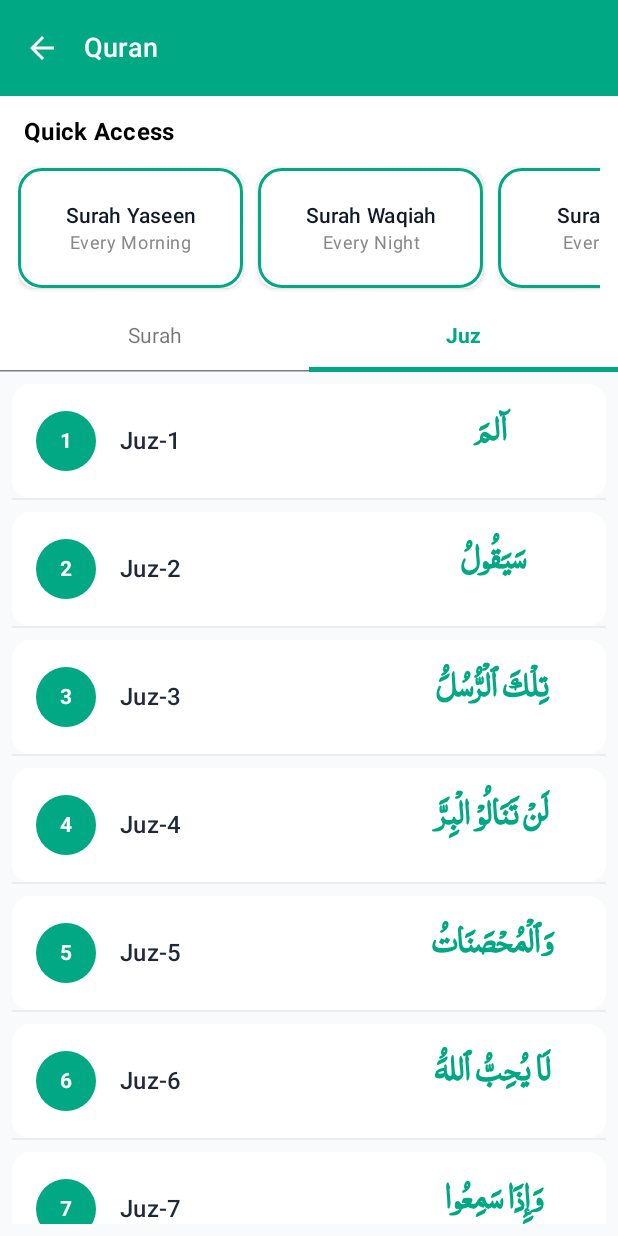
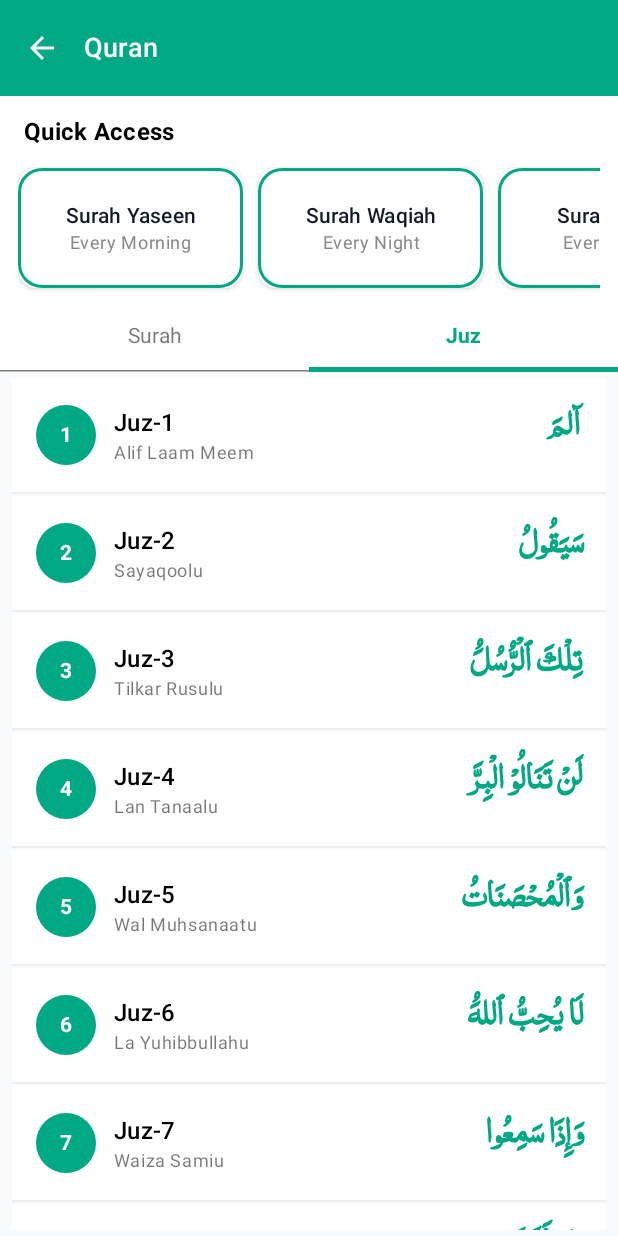
Before and after one commit to coderehan/Siraathal-Musthaqeem, an Android app built with Jetpack Compose: the composable QuranScreen shown on its own in the app's theme, tab 2 chosen, on a phone screen of 412 x 824 dp. Run offline under Robolectric (Android 15) with nearby library versions, the phone set to English and light mode, and no system bars; libraries missing offline, so code that uses them is left out: com.github.ybq.android; 1 statement that could not run was skipped.

Commit message:
Added english transliteration for juz feature in list screen

```diff
--- a/app/src/main/java/com/islamicapp/siraathalmusthaqeem/screen/home/components/DailySlider.kt
+++ b/app/src/main/java/com/islamicapp/siraathalmusthaqeem/screen/home/components/DailySlider.kt
@@ -27,8 +27,10 @@ import androidx.compose.ui.Alignment
 import androidx.compose.ui.Modifier
 import androidx.compose.ui.draw.clip
 import androidx.compose.ui.graphics.Color
+import androidx.compose.ui.res.colorResource
 import androidx.compose.ui.text.font.FontWeight
 import androidx.compose.ui.unit.dp
+import com.islamicapp.siraathalmusthaqeem.R
 
 @Composable
 fun DailySlider() {
@@ -57,7 +59,7 @@ fun DailySlider() {
                 .clip(RoundedCornerShape(16.dp))
                 .border(
                     width = 1.5.dp,
-                    color = MaterialTheme.colorScheme.primary.copy(alpha = 0.3f),
+                    color = colorResource(id = R.color.green),
                     shape = RoundedCornerShape(16.dp)
                 )
                 .background(Color.White)
@@ -117,7 +119,7 @@ fun DailySlider() {
                         .size(if (selected) 12.dp else 8.dp)
                         .background(
                             if (selected)
-                                MaterialTheme.colorScheme.primary
+                                colorResource(id = R.color.green)
                             else
                                 MaterialTheme.colorScheme.onSurface.copy(alpha = 0.3f),
                             shape = CircleShape
--- a/app/src/main/java/com/islamicapp/siraathalmusthaqeem/screen/quran/components/JuzListItem.kt
+++ b/app/src/main/java/com/islamicapp/siraathalmusthaqeem/screen/quran/components/JuzListItem.kt
@@ -3,6 +3,7 @@ package com.islamicapp.siraathalmusthaqeem.screen.quran.components
 import androidx.compose.foundation.background
 import androidx.compose.foundation.clickable
 import androidx.compose.foundation.layout.Box
+import androidx.compose.foundation.layout.Column
 import androidx.compose.foundation.layout.Row
 import androidx.compose.foundation.layout.Spacer
 import androidx.compose.foundation.layout.fillMaxWidth
@@ -12,7 +13,6 @@ import androidx.compose.foundation.layout.size
 import androidx.compose.foundation.layout.width
 import androidx.compose.foundation.layout.wrapContentHeight
 import androidx.compose.foundation.shape.CircleShape
-import androidx.compose.foundation.shape.RoundedCornerShape
 import androidx.compose.material3.MaterialTheme
 import androidx.compose.material3.Text
 import androidx.compose.runtime.Composable
@@ -32,13 +32,14 @@ import com.islamicapp.siraathalmusthaqeem.R
 fun JuzListItem(
     juzNumber: Int,
     arabicName: String,
+    englishName: String,
     navController: NavController,
     quranFont: FontFamily
 ) {
     Row(
         modifier = Modifier
             .fillMaxWidth()
-            .background(Color.White, RoundedCornerShape(12.dp))
+            .background(colorResource(id = R.color.white))
             .clickable { navController.navigate("juz_detail/$juzNumber") }
             .padding(horizontal = 16.dp, vertical = 12.dp),
         verticalAlignment = Alignment.CenterVertically
@@ -56,41 +57,49 @@ fun JuzListItem(
                 text = juzNumber.toString(),
                 style = MaterialTheme.typography.bodyMedium.copy(
                     fontWeight = FontWeight.Bold,
-                    color =  colorResource(id = R.color.white)
+                    color = colorResource(id = R.color.white)
                 )
             )
         }
 
-        Spacer(modifier = Modifier.width(16.dp))
+        Spacer(modifier = Modifier.width(12.dp))
 
-        Text(
-            text = "Juz-$juzNumber",
-            style = MaterialTheme.typography.titleMedium.copy(
-                fontWeight = FontWeight.SemiBold,
-                color = Color(0xFF1F2937)
-            ),
-            modifier = Modifier.weight(1f)
-        )
+        Column(modifier = Modifier.weight(1f)) {
+            Text(
+                text = "Juz-$juzNumber",
+                style = MaterialTheme.typography.titleMedium.copy(
+                    fontWeight = FontWeight.SemiBold,
+                    color = colorResource(id = R.color.black)
+                )
+            )
+            // English transliteration of the Juz starting phrase
+            Text(
+                text = englishName,
+                style = MaterialTheme.typography.bodySmall.copy(
+                    color = MaterialTheme.colorScheme.onSurface.copy(alpha = 0.6f)
+                )
+            )
+        }
 
+        // Arabic Name
         Text(
             text = arabicName,
             style = MaterialTheme.typography.titleLarge.copy(
                 fontFamily = quranFont,
                 fontWeight = FontWeight.Bold,
-                color =  colorResource(id = R.color.green),
+                color = colorResource(id = R.color.green),
                 fontSize = 32.sp,
                 letterSpacing = 2.sp
             ),
-            textAlign = TextAlign.Center,
+            textAlign = TextAlign.End,
             modifier = Modifier
-                .width(120.dp)
                 .wrapContentHeight()
                 .align(Alignment.CenterVertically)
         )
 
     }
 
-    // Divider
+    // Divider (as defined in your original code)
     Box(
         modifier = Modifier
             .fillMaxWidth()
--- a/app/src/main/java/com/islamicapp/siraathalmusthaqeem/screen/quran/juz/JuzListScreen.kt
+++ b/app/src/main/java/com/islamicapp/siraathalmusthaqeem/screen/quran/juz/JuzListScreen.kt
@@ -15,44 +15,50 @@ import androidx.compose.ui.unit.dp
 import androidx.navigation.NavController
 import com.islamicapp.siraathalmusthaqeem.R
 import com.islamicapp.siraathalmusthaqeem.screen.quran.components.JuzListItem
-import com.islamicapp.siraathalmusthaqeem.utils.CommonActionBar
+
+// Define a data class to hold Juz information
+data class JuzInfo(
+    val arabicName: String,
+    val englishName: String
+)
 
 @Composable
 fun JuzListScreen(navController: NavController) {
 
     val quranFont = FontFamily(Font(R.font.indo_pak_quran))
 
-    val juzList = listOf(
-        "آلمَ",
-        "سَيَقُولُ",
-        "تِلْكَ ٱلْرُّسُلَُ",
-        "لَنْ تَنَالُوْ الْبِرَّ",
-        "وَٱلْمُحْصَنَاتُ",
-        "لَا يُحِبُّ ٱللهَُ",
-        "وَإِذَا سَمِعُوا",
-        "وَلَوْ أَنَّنَاَ",
-        "قَالَ ٱلْمَلَأُ",
-        "وَٱعْلَمُواْ",
-        "يَعْتَذِرُونََ",
-        "وَمَا مِنْ دَآبَّةٍ",
-        "وَمَا أُبَرِّئَُ",
-        "رُبَمَا",
-        "سُبْحَانَ ٱلَّذِى",
-        "قَالَ أَلَمَْ",
-        "ٱقْتَرَبَ لِلْنَّاسِ",
-        "قَدْ أَفْلَحََ",
-        "وَقَالَ ٱلَّذِينَ",
-        "أَمَّنْ خَلَقَ",
-        "أُتْلُ مَاأُوْحِیََ",
-        "وَمَنْ يَّقْنُتْ",
-        "وَمَآ ليَ",
-        "فَمَنْ أَظْلَمُ",
-        "إِلَيْهِ يُرَدُّ",
-        "حمَ",
-        "قَالَ فَمَا خَطْبُكُم",
-        "قَدْ سَمِعَ ٱللهَُ",
-        "تَبَارَكَ ٱلَّذِى",
-        "عَمَّ",
+    // FIX: Create a list of JuzInfo objects containing both names
+    val juzInfoList = listOf(
+        JuzInfo("آلمَ", "Alif Laam Meem"),
+        JuzInfo("سَيَقُولُ", "Sayaqoolu"),
+        JuzInfo("تِلْكَ ٱلْرُّسُلَُ", "Tilkar Rusulu"),
+        JuzInfo("لَنْ تَنَالُوْ الْبِرَّ", "Lan Tanaalu"),
+        JuzInfo("وَٱلْمُحْصَنَاتُ", "Wal Muhsanaatu"),
+        JuzInfo("لَا يُحِبُّ ٱللهَُ", "La Yuhibbullahu"),
+        JuzInfo("وَإِذَا سَمِعُوا", "Waiza Samiu"),
+        JuzInfo("وَلَوْ أَنَّنَاَ", "Wa Lau Annana"),
+        JuzInfo("قَالَ ٱلْمَلَأُ", "Qaalal Malau"),
+        JuzInfo("وَٱعْلَمُواْ", "Wa'lamu"),
+        JuzInfo("يَعْتَذِرُونََ", "Ya'taziroon"),
+        JuzInfo("وَمَا مِنْ دَآبَّةٍ", "Wa Ma Min Daabbatin"),
+        JuzInfo("وَمَا أُبَرِّئَُ", "Wa Ma Ubarriu"),
+        JuzInfo("رُبَمَا", "Rubama"),
+        JuzInfo("سُبْحَانَ ٱلَّذِى", "Sub'haanallazi"),
+        JuzInfo("قَالَ أَلَمَْ", "Qaal Alam"),
+        JuzInfo("ٱقْتَرَبَ لِلْنَّاسِ", "Iqtaraba Linnaasi"),
+        JuzInfo("قَدْ أَفْلَحََ", "Qad Aflaha"),
+        JuzInfo("وَقَالَ ٱلَّذِينَ", "Waqaalallazeen"),
+        JuzInfo("أَمَّنْ خَلَقَ", "Amman Khalaqa"),
+        JuzInfo("أُتْلُ مَاأُوْحِیََ", "Utlu Maa Uhiya"),
+        JuzInfo("وَمَنْ يَّقْنُتْ", "Wamay Yaqnut"),
+        JuzInfo("وَمَآ ليَ", "Wamaaliya"),
+        JuzInfo("فَمَنْ أَظْلَمُ", "Faman Azlamu"),
+        JuzInfo("إِلَيْهِ يُرَدُّ", "Ilaihi Yuraddu"),
+        JuzInfo("حمَ", "Haa Meem"),
+        JuzInfo("قَالَ فَمَا خَطْبُكُم", "Qaala Fama Khatbukum"),
+        JuzInfo("قَدْ سَمِعَ ٱللهَُ", "Qad Sami'allahu"),
+        JuzInfo("تَبَارَكَ ٱلَّذِى", "Tabaarakallazi"),
+        JuzInfo("عَمَّ", "Amma")
     )
 
     Scaffold { padding ->
@@ -61,14 +67,15 @@ fun JuzListScreen(navController: NavController) {
                 .fillMaxSize()
                 .background(Color(0xFFF9FAFB))
                 .padding(padding)
-                .padding(8.dp),
-            verticalArrangement = Arrangement.spacedBy(8.dp)
+                .padding(horizontal = 8.dp, vertical = 4.dp),
+            verticalArrangement = Arrangement.spacedBy(1.dp)
         ) {
-            items(juzList.size) { index ->
+            items(juzInfoList.size) { index ->
                 val juzNumber = index + 1
                 JuzListItem(
                     juzNumber = juzNumber,
-                    arabicName = juzList[index],
+                    arabicName = juzInfoList[index].arabicName,
+                    englishName = juzInfoList[index].englishName,
                     navController = navController,
                     quranFont = quranFont
                 )
```
